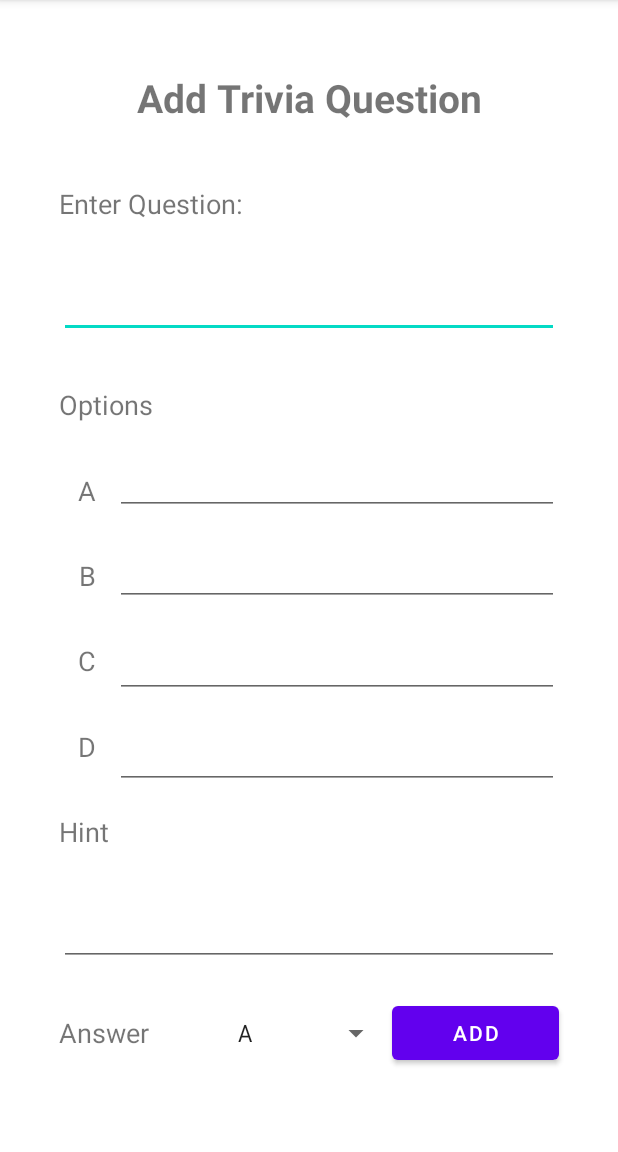
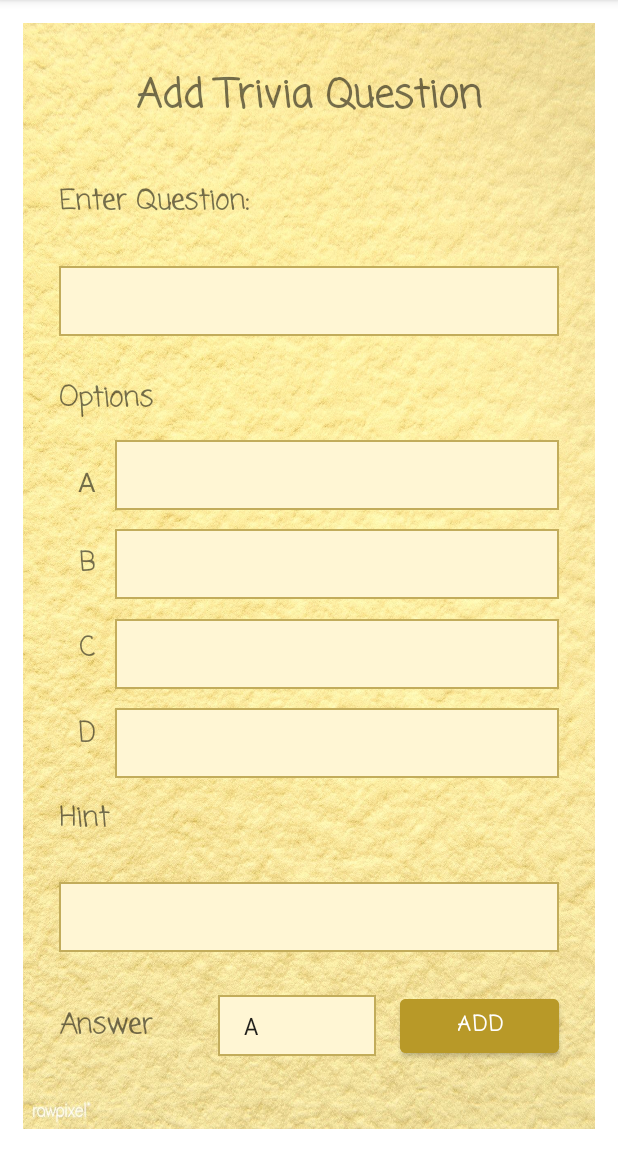
Before and after one commit to avantidorle/CS5520_FinalProject_Team26, an Android app: the AddQuestion screen opened directly, with no data from a screen before it, on a phone screen of 412 x 824 dp, the part 84-1236 px from its top. Run offline under Robolectric (Android 15) with nearby library versions, the phone set to English and light mode, and no system bars; our stand-ins replace Firebase (no records; nobody signed in at launch, a user with empty details on screens opened directly).

Commit message:
modified UI

```diff
--- /dev/null
+++ b/app/src/main/res/drawable/edit_text_style.xml
@@ -0,0 +1,10 @@
+<shape
+    xmlns:android="http://schemas.android.com/apk/res/android"
+    android:shape="rectangle">
+    <solid
+        android:color="#fff6d4" />
+
+    <stroke
+        android:color="#c2ac5b"
+        android:width="1dp" />
+</shape>
--- a/app/src/main/res/layout/activity_add_questions.xml
+++ b/app/src/main/res/layout/activity_add_questions.xml
@@ -7,6 +7,7 @@
     android:layout_margin="15dp"
     android:paddingBottom="20dp"
     android:fillViewport="true"
+    android:background="@drawable/background2"
     >
 
         <androidx.constraintlayout.widget.ConstraintLayout
@@ -21,6 +22,7 @@
                     android:text="@string/add_trivia_question"
                     android:textSize="26sp"
                     android:textStyle="bold"
+                    android:fontFamily="casual"
                     app:layout_constraintBottom_toTopOf="@+id/question_label"
                     app:layout_constraintEnd_toEndOf="parent"
                     app:layout_constraintHorizontal_bias="0.0"
@@ -36,6 +38,8 @@
                     android:layout_marginTop="8dp"
                     android:layout_marginEnd="24dp"
                     android:gravity="bottom"
+                    android:textStyle="bold"
+                    android:fontFamily="casual"
                     android:text="@string/enter_question"
                     android:textSize="18sp"
                     app:layout_constraintBottom_toTopOf="@+id/question_text"
@@ -53,8 +57,12 @@
                     android:layout_marginEnd="24dp"
                     android:autofillHints="When did the World Trade Center open?"
                     android:ems="10"
+                    android:textStyle="bold"
+                    android:fontFamily="casual"
                     android:gravity="start|top"
                     android:inputType="textMultiLine"
+                    android:padding="9dp"
+                    android:background="@drawable/edit_text_style"
                     app:layout_constraintBottom_toTopOf="@+id/options_label"
                     app:layout_constraintEnd_toEndOf="parent"
                     app:layout_constraintStart_toStartOf="parent"
@@ -70,6 +78,8 @@
                     android:gravity="bottom"
                     android:text="@string/options"
                     android:textSize="18sp"
+                    android:fontFamily="casual"
+                    android:textStyle="bold"
                     app:layout_constraintBottom_toTopOf="@+id/option_a_label"
                     app:layout_constraintEnd_toEndOf="parent"
                     app:layout_constraintStart_toStartOf="parent"
@@ -98,6 +108,10 @@
                     android:layout_marginEnd="24dp"
                     android:autofillHints="1923"
                     android:ems="10"
+                    android:padding="9dp"
+                    android:textStyle="bold"
+                    android:fontFamily="casual"
+                    android:background="@drawable/edit_text_style"
                     android:inputType="textPersonName"
                     app:layout_constraintBottom_toTopOf="@+id/option_b_text"
                     app:layout_constraintEnd_toEndOf="parent"
@@ -115,6 +129,8 @@
                     android:gravity="center"
                     android:text="@string/option_b"
                     android:textSize="18sp"
+                    android:textStyle="bold"
+                    android:fontFamily="casual"
                     app:layout_constraintBottom_toTopOf="@+id/option_c_label"
                     app:layout_constraintEnd_toStartOf="@id/option_b_text"
                     app:layout_constraintHorizontal_weight="1"
@@ -130,6 +146,10 @@
                     android:autofillHints="1943"
                     android:ems="10"
                     android:inputType="textPersonName"
+                    android:padding="9dp"
+                    android:textStyle="bold"
+                    android:fontFamily="casual"
+                    android:background="@drawable/edit_text_style"
                     app:layout_constraintBottom_toTopOf="@+id/option_c_text"
                     app:layout_constraintEnd_toEndOf="parent"
                     app:layout_constraintHorizontal_weight="8"
@@ -145,6 +165,8 @@
                     android:gravity="center"
                     android:text="@string/option_c"
                     android:textSize="18sp"
+                    android:textStyle="bold"
+                    android:fontFamily="casual"
                     app:layout_constraintBottom_toTopOf="@+id/option_d_label"
                     app:layout_constraintEnd_toStartOf="@+id/option_c_text"
                     app:layout_constraintHorizontal_weight="1"
@@ -160,6 +182,11 @@
                     android:autofillHints="1963"
                     android:ems="10"
                     android:inputType="textPersonName"
+                    android:padding="9dp"
+                    android:textStyle="bold"
+                    android:fontFamily="casual"
+
+                    android:background="@drawable/edit_text_style"
                     app:layout_constraintBottom_toTopOf="@+id/option_d_text"
                     app:layout_constraintEnd_toEndOf="parent"
                     app:layout_constraintHorizontal_weight="8"
@@ -175,6 +202,8 @@
                     android:gravity="center"
                     android:text="@string/option_d"
                     android:textSize="18sp"
+                    android:textStyle="bold"
+                    android:fontFamily="casual"
                     app:layout_constraintBottom_toTopOf="@+id/hint_label"
                     app:layout_constraintEnd_toStartOf="@+id/option_d_text"
                     app:layout_constraintHorizontal_weight="1"
@@ -190,6 +219,11 @@
                     android:autofillHints="1973"
                     android:ems="10"
                     android:inputType="textPersonName"
+                    android:padding="9dp"
+                    android:textStyle="bold"
+                    android:fontFamily="casual"
+
+                    android:background="@drawable/edit_text_style"
                     app:layout_constraintBottom_toTopOf="@+id/hint_label"
                     app:layout_constraintEnd_toEndOf="parent"
                     app:layout_constraintHorizontal_weight="8"
@@ -206,6 +240,9 @@
                     android:gravity="bottom"
                     android:text="@string/hint"
                     android:textSize="18sp"
+                    android:textStyle="bold"
+                    android:fontFamily="casual"
+
                     app:layout_constraintBottom_toTopOf="@+id/hint_text"
                     app:layout_constraintEnd_toEndOf="parent"
                     app:layout_constraintStart_toStartOf="parent"
@@ -222,6 +259,10 @@
                     android:ems="10"
                     android:gravity="start|top"
                     android:inputType="textMultiLine"
+                    android:padding="9dp"
+                    android:textStyle="bold"
+                    android:fontFamily="casual"
+                    android:background="@drawable/edit_text_style"
                     app:layout_constraintBottom_toTopOf="@+id/options_spinner"
                     app:layout_constraintEnd_toEndOf="parent"
                     app:layout_constraintStart_toStartOf="parent"
@@ -236,6 +277,9 @@
                     android:gravity="center_vertical"
                     android:text="@string/answer"
                     android:textSize="18sp"
+                    android:textStyle="bold"
+                    android:fontFamily="casual"
+
                     app:layout_constraintBottom_toBottomOf="parent"
                     app:layout_constraintEnd_toStartOf="@+id/options_spinner"
                     app:layout_constraintHorizontal_weight="3"
@@ -247,7 +291,13 @@
                     android:id="@+id/options_spinner"
                     android:layout_width="0dp"
                     android:layout_height="wrap_content"
+                    android:layout_marginEnd="16dp"
+                    android:background="@drawable/edit_text_style"
                     android:entries="@array/spinnerItems"
+                    android:padding="9dp"
+                    android:textStyle="bold"
+                    android:fontFamily="casual"
+
                     app:layout_constraintBottom_toBottomOf="parent"
                     app:layout_constraintEnd_toStartOf="@id/add_question_button"
                     app:layout_constraintHorizontal_weight="3"
@@ -261,6 +311,9 @@
                     android:layout_height="wrap_content"
                     android:layout_marginEnd="24dp"
                     android:text="@string/add_question"
+                    android:backgroundTint="#b89928"
+                    android:textStyle="bold"
+                    android:fontFamily="casual"
                     app:layout_constraintBottom_toBottomOf="parent"
                     app:layout_constraintEnd_toEndOf="parent"
                     app:layout_constraintHorizontal_weight="3"
```
Also changed, not shown: app/src/main/res/drawable/background1.jpeg (added), app/src/main/res/drawable/background2.jpeg (added).
